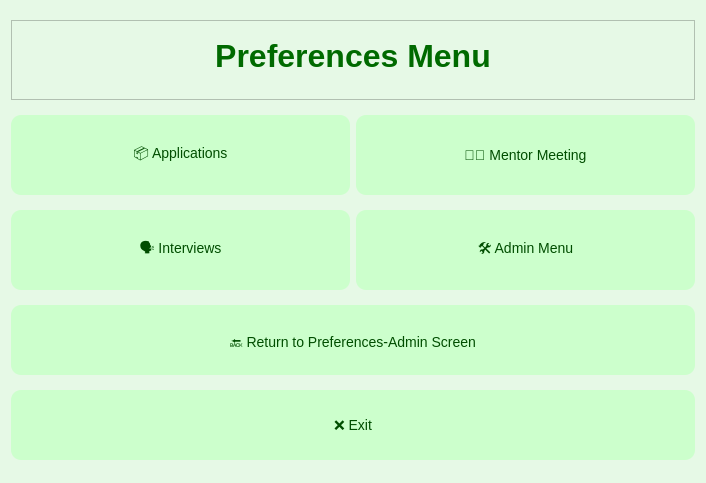
The window that app/gui/preferences_admin.ui (KursaDSc/Python-Module-Week7) describes before a commit, drawn with Qt 5.
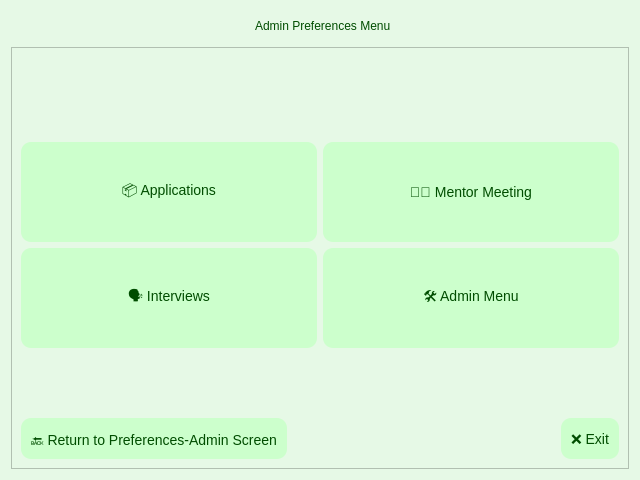
The same window after the commit. Icons and pictures are not drawn.

What changed in the file:
```diff
--- a/app/gui/preferences_admin.ui
+++ b/app/gui/preferences_admin.ui
@@ -6,8 +6,8 @@
    <rect>
     <x>0</x>
     <y>0</y>
-    <width>706</width>
-    <height>483</height>
+    <width>640</width>
+    <height>480</height>
    </rect>
   </property>
   <property name="sizePolicy">
@@ -18,8 +18,8 @@
   </property>
   <property name="minimumSize">
    <size>
-    <width>400</width>
-    <height>400</height>
+    <width>640</width>
+    <height>480</height>
    </size>
   </property>
   <property name="maximumSize">
@@ -31,32 +31,162 @@
   <property name="styleSheet">
    <string notr="true">background-color: #e6f9e6;</string>
   </property>
+  <layout class="QVBoxLayout" name="verticalLayout_2">
+   <item>
+    <layout class="QHBoxLayout" name="horizontalLayout_2">
+     <item>
+      <widget class="QLabel" name="label_2">
+       <property name="maximumSize">
+        <size>
+         <width>110</width>
+         <height>30</height>
+        </size>
+       </property>
+       <property name="text">
+        <string/>
+       </property>
+       <property name="pixmap">
+        <pixmap>../../resorces/logo.png</pixmap>
+       </property>
+       <property name="scaledContents">
+        <bool>true</bool>
+       </property>
+      </widget>
+     </item>
+     <item alignment="Qt::AlignmentFlag::AlignHCenter">
+      <widget class="QLabel" name="label">
+       <property name="styleSheet">
+        <string notr="true">font: 16pt &quot;Segoe UI&quot;;
+color: #004d00;
+</string>
+       </property>
+       <property name="text">
+        <string>Admin Preferences Menu</string>
+       </property>
+      </widget>
+     </item>
+     <item>
+      <spacer name="horizontalSpacer_2">
+       <property name="orientation">
+        <enum>Qt::Orientation::Horizontal</enum>
+       </property>
+       <property name="sizeType">
+        <enum>QSizePolicy::Policy::Fixed</enum>
+       </property>
+       <property name="sizeHint" stdset="0">
+        <size>
+         <width>110</width>
+         <height>30</height>
+        </size>
+       </property>
+      </spacer>
+     </item>
+    </layout>
+   </item>
+   <item>
+    <widget class="QFrame" name="frame">
+     <property name="frameShape">
+      <enum>QFrame::Shape::StyledPanel</enum>
+     </property>
+     <property name="frameShadow">
+      <enum>QFrame::Shadow::Raised</enum>
+     </property>
   <layout class="QVBoxLayout" name="verticalLayout">
    <item>
-    <widget class="QTextBrowser" name="textBrowser">
+       <spacer name="verticalSpacer_2">
+        <property name="orientation">
+         <enum>Qt::Orientation::Vertical</enum>
+        </property>
+        <property name="sizeHint" stdset="0">
+         <size>
+          <width>20</width>
+          <height>40</height>
+         </size>
+        </property>
+       </spacer>
+      </item>
+      <item>
+       <layout class="QGridLayout" name="gridLayout">
+        <item row="1" column="1">
+         <widget class="QPushButton" name="btn_admin_menu">
+          <property name="minimumSize">
+           <size>
+            <width>0</width>
+            <height>100</height>
+           </size>
+          </property>
      <property name="maximumSize">
       <size>
-       <width>900</width>
+            <width>16777215</width>
        <height>80</height>
       </size>
      </property>
-     <property name="html">
-      <string>&lt;!DOCTYPE HTML PUBLIC &quot;-//W3C//DTD HTML 4.0//EN&quot; &quot;http://www.w3.org/TR/REC-html40/strict.dtd&quot;&gt;
-&lt;html&gt;&lt;head&gt;&lt;meta name=&quot;qrichtext&quot; content=&quot;1&quot; /&gt;&lt;meta charset=&quot;utf-8&quot; /&gt;&lt;style type=&quot;text/css&quot;&gt;
-p, li { white-space: pre-wrap; }
-hr { height: 1px; border-width: 0; }
-li.unchecked::marker { content: &quot;\2610&quot;; }
-li.checked::marker { content: &quot;\2612&quot;; }
-&lt;/style&gt;&lt;/head&gt;&lt;body style=&quot; font-family:'Segoe UI'; font-size:9pt; font-weight:400; font-style:normal;&quot;&gt;
-&lt;p align=&quot;center&quot; style=&quot;-qt-paragraph-type:empty; margin-top:0px; margin-bottom:0px; margin-left:0px; margin-right:0px; -qt-block-indent:0; text-indent:0px; font-family:'MS Shell Dlg 2'; font-size:7.8pt;&quot;&gt;&lt;br /&gt;&lt;/p&gt;
-&lt;p align=&quot;center&quot; style=&quot; margin-top:0px; margin-bottom:0px; margin-left:0px; margin-right:0px; -qt-block-indent:0; text-indent:0px;&quot;&gt;&lt;span style=&quot; font-family:'MS Shell Dlg 2'; font-size:24pt; font-weight:600; color:#006a00;&quot;&gt;Preferences Menu&lt;/span&gt;&lt;/p&gt;&lt;/body&gt;&lt;/html&gt;</string>
-     </property>
-    </widget>
-   </item>
-   <item>
-    <layout class="QHBoxLayout" name="row1Layout">
-     <item>
+          <property name="styleSheet">
+           <string notr="true">
+                QPushButton {
+                    background-color: #ccffcc;
+                    border-radius: 10px;
+                    padding: 10px;
+                    font-size: 14px;
+                    color: #004d00;
+                }
+                QPushButton:hover {
+                    background-color: #99ff99;
+                }
+                QPushButton:pressed {
+                    background-color: #66ff66;
+                }
+            </string>
+          </property>
+          <property name="text">
+           <string>🛠️ Admin Menu</string>
+          </property>
+         </widget>
+        </item>
+        <item row="0" column="1">
+         <widget class="QPushButton" name="btn_mentor">
+          <property name="minimumSize">
+           <size>
+            <width>0</width>
+            <height>100</height>
+           </size>
+          </property>
+          <property name="maximumSize">
+           <size>
+            <width>16777215</width>
+            <height>80</height>
+           </size>
+          </property>
+          <property name="styleSheet">
+           <string notr="true">
+                QPushButton {
+                    background-color: #ccffcc;
+                    border-radius: 10px;
+                    padding: 10px;
+                    font-size: 14px;
+                    color: #004d00;
+                }
+                QPushButton:hover {
+                    background-color: #99ff99;
+                }
+                QPushButton:pressed {
+                    background-color: #66ff66;
+                }
+            </string>
+          </property>
+          <property name="text">
+           <string>👩‍🏫 Mentor Meeting</string>
+          </property>
+         </widget>
+        </item>
+        <item row="0" column="0">
       <widget class="QPushButton" name="btn_applications">
+          <property name="minimumSize">
+           <size>
+            <width>0</width>
+            <height>100</height>
+           </size>
+          </property>
        <property name="maximumSize">
         <size>
          <width>16777215</width>
@@ -90,42 +220,14 @@
        </property>
       </widget>
      </item>
-     <item>
-      <widget class="QPushButton" name="btn_mentor">
-       <property name="maximumSize">
-        <size>
-         <width>16777215</width>
-         <height>80</height>
-        </size>
-       </property>
-       <property name="styleSheet">
-        <string notr="true">
-                QPushButton {
-                    background-color: #ccffcc;
-                    border-radius: 10px;
-                    padding: 10px;
-                    font-size: 14px;
-                    color: #004d00;
-                }
-                QPushButton:hover {
-                    background-color: #99ff99;
-                }
-                QPushButton:pressed {
-                    background-color: #66ff66;
-                }
-            </string>
-       </property>
-       <property name="text">
-        <string>👩‍🏫 Mentor Meeting</string>
-       </property>
-      </widget>
-     </item>
-    </layout>
-   </item>
-   <item>
-    <layout class="QHBoxLayout" name="row2Layout">
-     <item>
+        <item row="1" column="0">
       <widget class="QPushButton" name="btn_interviews">
+          <property name="minimumSize">
+           <size>
+            <width>0</width>
+            <height>100</height>
+           </size>
+          </property>
        <property name="maximumSize">
         <size>
          <width>16777215</width>
@@ -154,38 +256,23 @@
        </property>
       </widget>
      </item>
+       </layout>
+      </item>
      <item>
-      <widget class="QPushButton" name="btn_admin_menu">
-       <property name="maximumSize">
+       <spacer name="verticalSpacer">
+        <property name="orientation">
+         <enum>Qt::Orientation::Vertical</enum>
+        </property>
+        <property name="sizeHint" stdset="0">
         <size>
-         <width>16777215</width>
-         <height>80</height>
-        </size>
-       </property>
-       <property name="styleSheet">
-        <string notr="true">
-                QPushButton {
-                    background-color: #ccffcc;
-                    border-radius: 10px;
-                    padding: 10px;
-                    font-size: 14px;
-                    color: #004d00;
-                }
-                QPushButton:hover {
-                    background-color: #99ff99;
-                }
-                QPushButton:pressed {
-                    background-color: #66ff66;
-                }
-            </string>
-       </property>
-       <property name="text">
-        <string>🛠️ Admin Menu</string>
-       </property>
-      </widget>
-     </item>
-    </layout>
-   </item>
+          <width>20</width>
+          <height>40</height>
+         </size>
+        </property>
+       </spacer>
+      </item>
+      <item>
+       <layout class="QHBoxLayout" name="horizontalLayout">
    <item>
     <widget class="QPushButton" name="btn_return">
      <property name="maximumSize">
@@ -216,6 +303,19 @@
      </property>
     </widget>
    </item>
+        <item>
+         <spacer name="horizontalSpacer">
+          <property name="orientation">
+           <enum>Qt::Orientation::Horizontal</enum>
+          </property>
+          <property name="sizeHint" stdset="0">
+           <size>
+            <width>40</width>
+            <height>20</height>
+           </size>
+          </property>
+         </spacer>
+        </item>
    <item>
     <widget class="QPushButton" name="btn_exit">
      <property name="maximumSize">
@@ -244,6 +344,11 @@
      <property name="text">
       <string>❌ Exit</string>
      </property>
+         </widget>
+        </item>
+       </layout>
+      </item>
+     </layout>
     </widget>
    </item>
   </layout>
```
Lines whose indentation alone changed are shown as unchanged.
